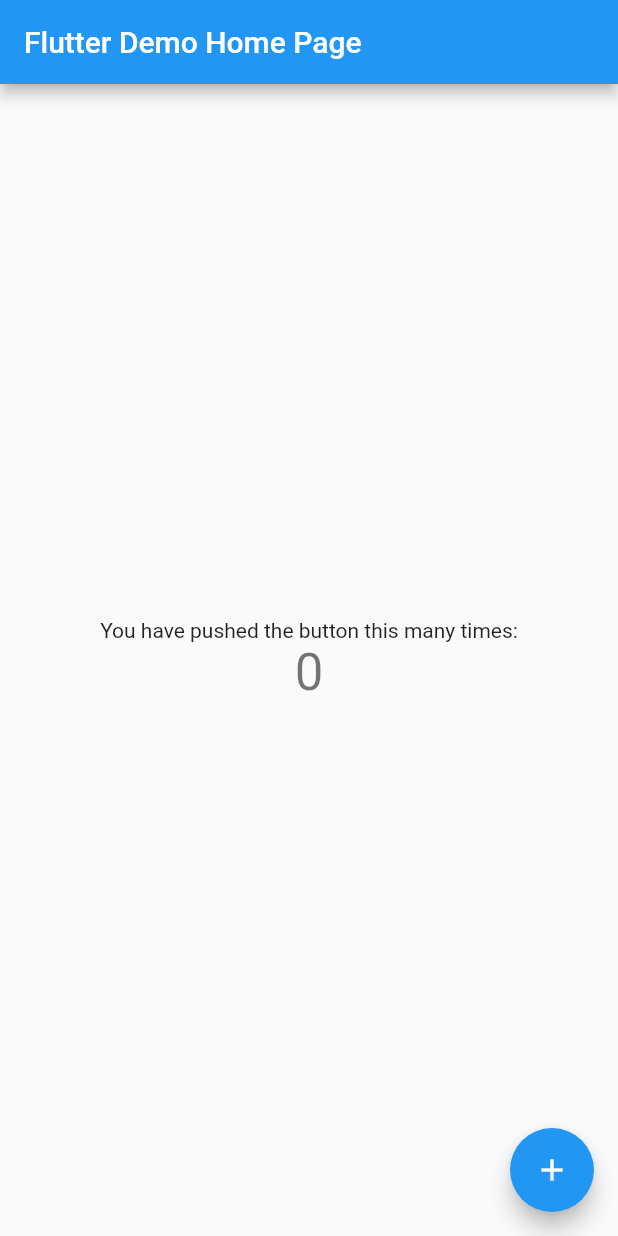
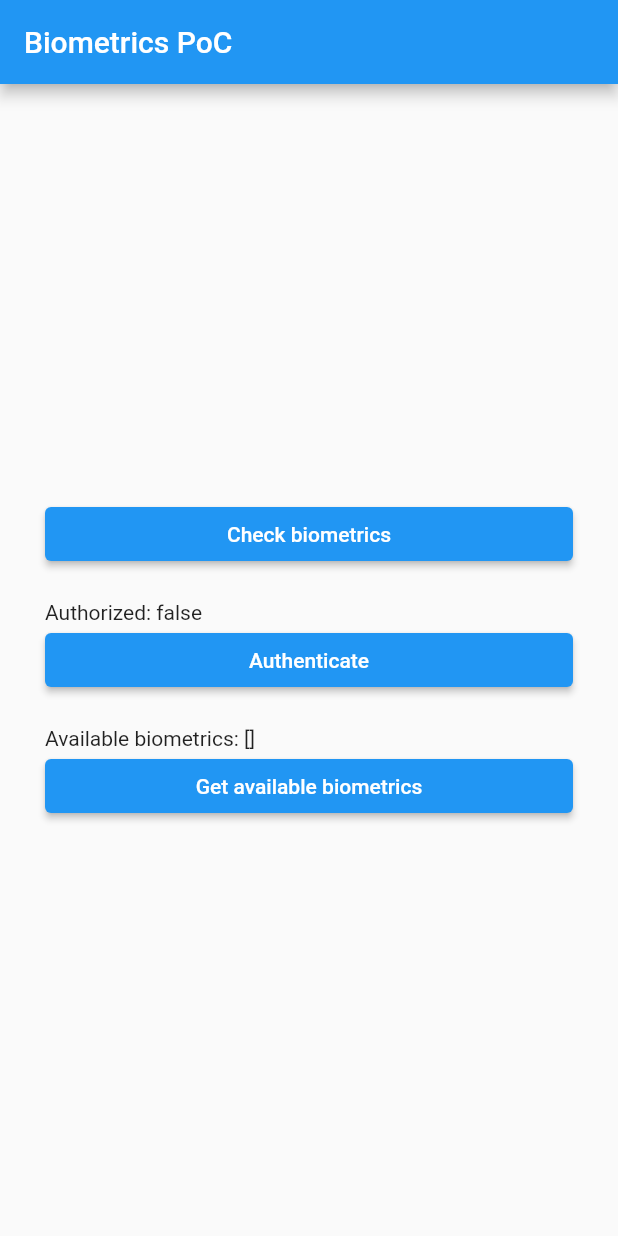
Before and after one commit to jArecki444/Biometrics_PoC_Flutter, a Flutter app: the screen it shows after launch, on a phone screen of 412 x 824 dp. Run offline on Flutter 3.47's test engine with Material 2 defaults, Android fonts, the phone set to English and light mode, and no system bars; our stand-ins replace local_auth.

Commit message:
Simple authentication based on available biometrics

```diff
--- /dev/null
+++ b/lib/api/local_auth_api.dart
@@ -0,0 +1,41 @@
+import 'package:flutter/services.dart';
+import 'package:local_auth/local_auth.dart';
+
+class LocalAuthApi {
+  static final _auth = LocalAuthentication();
+
+  static Future<bool> hasBiometrics() async {
+    try {
+      return await _auth.canCheckBiometrics;
+    } on PlatformException catch (e) {
+      print(e);
+      return false;
+    }
+  }
+
+  static Future<bool> authenticate() async {
+    final isAvailable = await hasBiometrics();
+    if (!isAvailable) return false;
+
+    try {
+      return await _auth.authenticate(
+        localizedReason: 'Use one of available authentication methods',
+        useErrorDialogs: true,
+        stickyAuth: false,
+        biometricOnly: false,
+      );
+    } on PlatformException catch (e) {
+      print(e);
+      return false;
+    }
+  }
+
+  static Future<List<BiometricType>> getAvailableBiometrics() async {
+    try {
+      return await _auth.getAvailableBiometrics();
+    } on PlatformException catch (e) {
+      print(e);
+      return [];
+    }
+  }
+}
--- a/lib/main.dart
+++ b/lib/main.dart
@@ -1,3 +1,4 @@
+import 'package:biometrics_auth_poc/presentation/auth_page.dart';
 import 'package:flutter/material.dart';
 
 void main() {
@@ -11,105 +12,11 @@
   @override
   Widget build(BuildContext context) {
     return MaterialApp(
-      title: 'Flutter Demo',
+      title: 'Biometrics PoC',
       theme: ThemeData(
-        // This is the theme of your application.
-        //
-        // Try running your application with "flutter run". You'll see the
-        // application has a blue toolbar. Then, without quitting the app, try
-        // changing the primarySwatch below to Colors.green and then invoke
-        // "hot reload" (press "r" in the console where you ran "flutter run",
-        // or simply save your changes to "hot reload" in a Flutter IDE).
-        // Notice that the counter didn't reset back to zero; the application
-        // is not restarted.
         primarySwatch: Colors.blue,
       ),
-      home: const MyHomePage(title: 'Flutter Demo Home Page'),
+      home: const AuthPage(),
     );
   }
 }
-
-class MyHomePage extends StatefulWidget {
-  const MyHomePage({Key? key, required this.title}) : super(key: key);
-
-  // This widget is the home page of your application. It is stateful, meaning
-  // that it has a State object (defined below) that contains fields that affect
-  // how it looks.
-
-  // This class is the configuration for the state. It holds the values (in this
-  // case the title) provided by the parent (in this case the App widget) and
-  // used by the build method of the State. Fields in a Widget subclass are
-  // always marked "final".
-
-  final String title;
-
-  @override
-  State<MyHomePage> createState() => _MyHomePageState();
-}
-
-class _MyHomePageState extends State<MyHomePage> {
-  int _counter = 0;
-
-  void _incrementCounter() {
-    setState(() {
-      // This call to setState tells the Flutter framework that something has
-      // changed in this State, which causes it to rerun the build method below
-      // so that the display can reflect the updated values. If we changed
-      // _counter without calling setState(), then the build method would not be
-      // called again, and so nothing would appear to happen.
-      _counter++;
-    });
-  }
-
-  @override
-  Widget build(BuildContext context) {
-    // This method is rerun every time setState is called, for instance as done
-    // by the _incrementCounter method above.
-    //
-    // The Flutter framework has been optimized to make rerunning build methods
-    // fast, so that you can just rebuild anything that needs updating rather
-    // than having to individually change instances of widgets.
-    return Scaffold(
-      appBar: AppBar(
-        // Here we take the value from the MyHomePage object that was created by
-        // the App.build method, and use it to set our appbar title.
-        title: Text(widget.title),
-      ),
-      body: Center(
-        // Center is a layout widget. It takes a single child and positions it
-        // in the middle of the parent.
-        child: Column(
-          // Column is also a layout widget. It takes a list of children and
-          // arranges them vertically. By default, it sizes itself to fit its
-          // children horizontally, and tries to be as tall as its parent.
-          //
-          // Invoke "debug painting" (press "p" in the console, choose the
-          // "Toggle Debug Paint" action from the Flutter Inspector in Android
-          // Studio, or the "Toggle Debug Paint" command in Visual Studio Code)
-          // to see the wireframe for each widget.
-          //
-          // Column has various properties to control how it sizes itself and
-          // how it positions its children. Here we use mainAxisAlignment to
-          // center the children vertically; the main axis here is the vertical
-          // axis because Columns are vertical (the cross axis would be
-          // horizontal).
-          mainAxisAlignment: MainAxisAlignment.center,
-          children: <Widget>[
-            const Text(
-              'You have pushed the button this many times:',
-            ),
-            Text(
-              '$_counter',
-              style: Theme.of(context).textTheme.headline4,
-            ),
-          ],
-        ),
-      ),
-      floatingActionButton: FloatingActionButton(
-        onPressed: _incrementCounter,
-        tooltip: 'Increment',
-        child: const Icon(Icons.add),
-      ), // This trailing comma makes auto-formatting nicer for build methods.
-    );
-  }
-}
--- /dev/null
+++ b/lib/presentation/auth_page.dart
@@ -0,0 +1,71 @@
+import 'package:biometrics_auth_poc/api/local_auth_api.dart';
+import 'package:flutter/material.dart';
+import 'package:local_auth/local_auth.dart';
+
+class AuthPage extends StatefulWidget {
+  const AuthPage({Key? key}) : super(key: key);
+
+  @override
+  State<AuthPage> createState() => _AuthPageState();
+}
+
+class _AuthPageState extends State<AuthPage> {
+  List<BiometricType> _availableBiometrics = [];
+  bool? _canCheckBiometrics;
+  bool _authorized = false;
+
+  @override
+  Widget build(BuildContext context) {
+    return Scaffold(
+      appBar: AppBar(
+        title: const Text('Biometrics PoC'),
+      ),
+      body: Padding(
+        padding: const EdgeInsets.all(30.0),
+        child: Column(
+          mainAxisAlignment: MainAxisAlignment.center,
+          crossAxisAlignment: CrossAxisAlignment.stretch,
+          children: [
+            Visibility(
+              visible: _canCheckBiometrics ?? false,
+              child: Text('Can check biometrics: $_canCheckBiometrics'),
+            ),
+            ElevatedButton(
+              child: const Text('Check biometrics'),
+              onPressed: () async {
+                final hasBiometrics = await LocalAuthApi.hasBiometrics();
+                setState(() {
+                  _canCheckBiometrics = hasBiometrics;
+                });
+              },
+            ),
+            const SizedBox(height: 20),
+            Text('Authorized: $_authorized'),
+            ElevatedButton(
+              child: const Text('Authenticate'),
+              onPressed: () async {
+                final isAuthenticated = await LocalAuthApi.authenticate();
+                setState(() {
+                  _authorized = isAuthenticated;
+                });
+              },
+            ),
+            const SizedBox(
+              height: 20,
+            ),
+            Text('Available biometrics: $_availableBiometrics'),
+            ElevatedButton(
+              child: const Text('Get available biometrics'),
+              onPressed: () async {
+                final biometrics = await LocalAuthApi.getAvailableBiometrics();
+                setState(() {
+                  _availableBiometrics = biometrics;
+                });
+              },
+            ),
+          ],
+        ),
+      ),
+    );
+  }
+}
--- a/pubspec.yaml
+++ b/pubspec.yaml
@@ -34,6 +34,7 @@
   # The following adds the Cupertino Icons font to your application.
   # Use with the CupertinoIcons class for iOS style icons.
   cupertino_icons: ^1.0.2
+  local_auth: ^1.1.11
 
 dev_dependencies:
   flutter_test:
```
Also changed, not shown: pubspec.lock, 11 other files.
